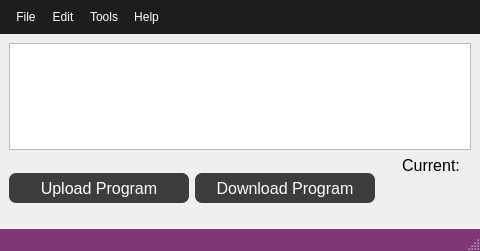
Before: the Qt Designer form src/ECM_gui/misc_dialogs/window_motion_profile.ui in dmherrington/ECM-Control-System, drawn with Qt 5.
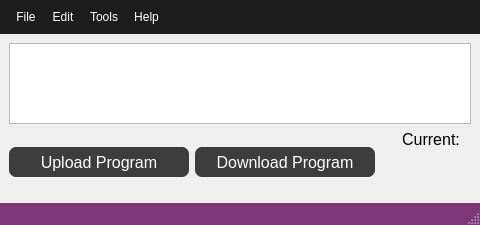
After: the same form once the commit is applied. Custom widgets are drawn as their Qt base class.

```diff
--- a/src/ECM_gui/misc_dialogs/window_motion_profile.ui
+++ b/src/ECM_gui/misc_dialogs/window_motion_profile.ui
@@ -7,7 +7,7 @@
     <x>0</x>
     <y>0</y>
     <width>480</width>
-    <height>251</height>
+    <height>225</height>
    </rect>
   </property>
   <property name="windowTitle">
```
